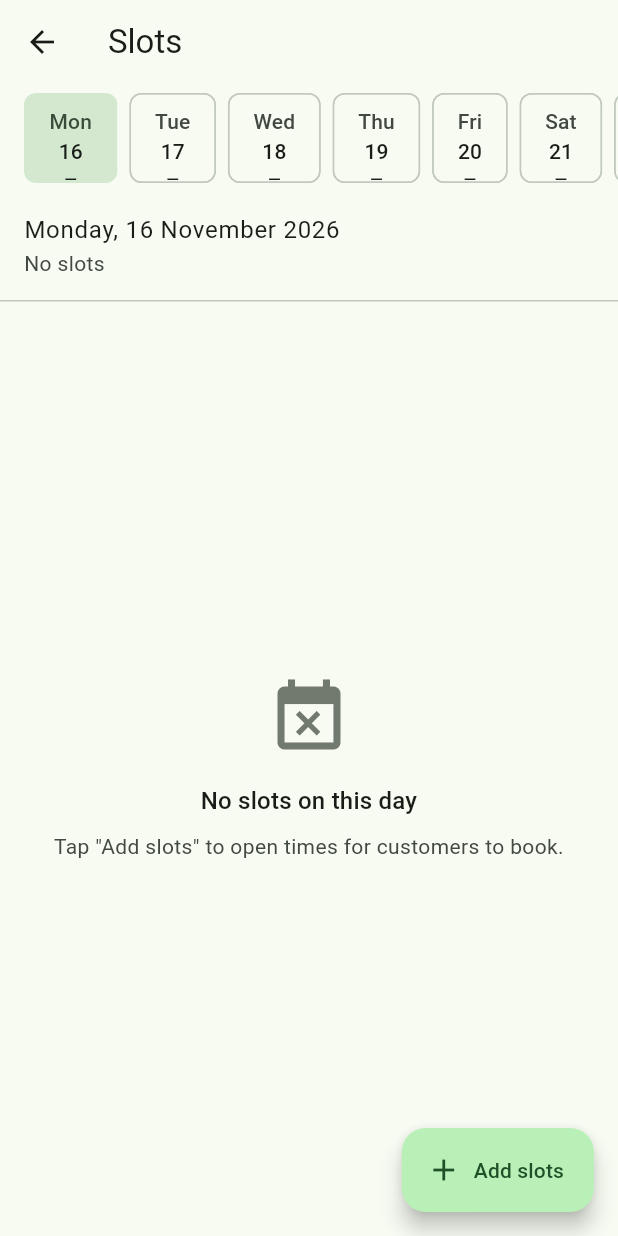
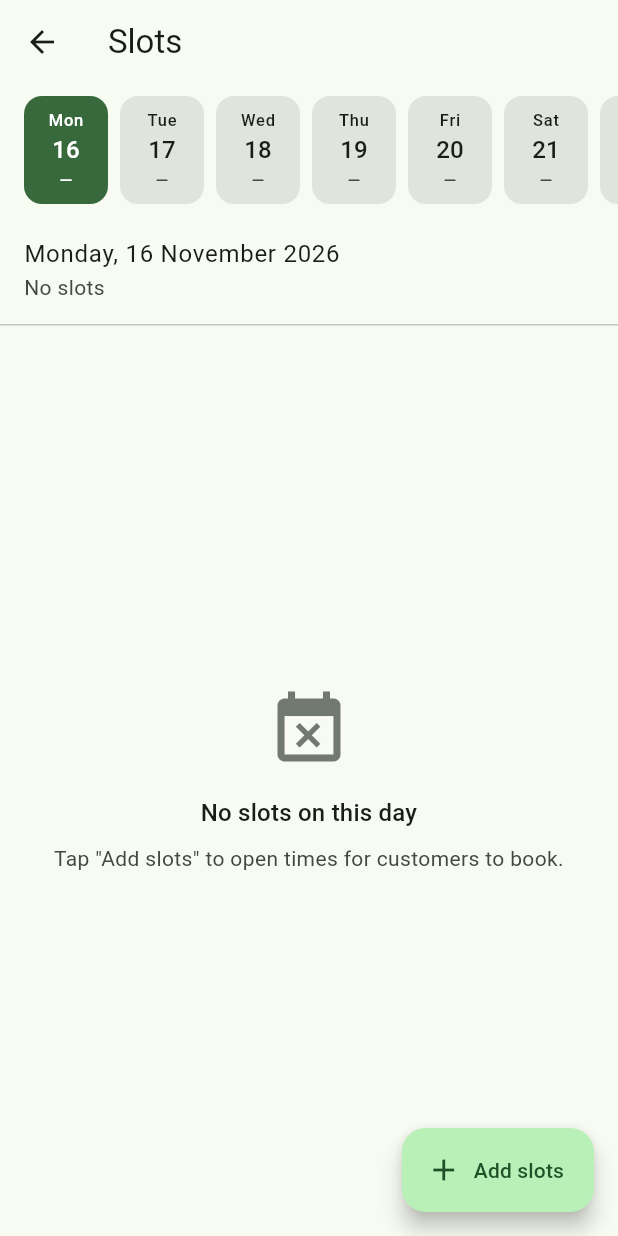
Before and after one commit to suresh-3x/turf-app, a Flutter app: the ManageSlotsScreen screen opened directly with empty values, on a phone screen of 412 x 824 dp. Run offline on Flutter 3.47's test engine with Material 3 defaults, Android fonts, the phone set to English and light mode, and no system bars; our stand-ins replace flutter_riverpod, go_router, shared_preferences, supabase_flutter; accounts and stored records are empty.

Commit message:
Fix layout issues found in screenshots
- Slot manager day strip: dedicated tiles so the slot count under each
  date is no longer clipped
- Add-slots sheet: day-range options and opening/closing times no longer
  wrap on phone-width screens
- Explore category chips keep their icon when selected
- Demo data: the "ready to mark completed" game is within opening hours
  instead of a midnight slot

Co-Authored-By: Claude Opus 5.5 <noreply@anthropic.com>
Claude-Session: https://claude.ai/code/session_01BziscnhmSNCXNvx32aD1ts

```diff
--- a/lib/screens/customer/home_screen.dart
+++ b/lib/screens/customer/home_screen.dart
@@ -95,6 +95,7 @@ class _CustomerHomeScreenState extends ConsumerState<CustomerHomeScreen> {
                     padding: const EdgeInsets.only(right: 8),
                     child: FilterChip(
                       avatar: Icon(iconForCategory(c), size: 18),
+                      showCheckmark: false,
                       label: Text(c),
                       selected: _category == c,
                       onSelected: (sel) => setState(() => _category = sel ? c : null),
--- a/lib/screens/vendor/manage_slots_screen.dart
+++ b/lib/screens/vendor/manage_slots_screen.dart
@@ -106,30 +106,19 @@ class _ManageSlotsScreenState extends ConsumerState<ManageSlotsScreen> {
           return Column(
             children: [
               SizedBox(
-                height: 72,
-                child: ListView.builder(
+                height: 88,
+                child: ListView.separated(
                   scrollDirection: Axis.horizontal,
-                  padding: const EdgeInsets.symmetric(horizontal: 12, vertical: 6),
+                  padding: const EdgeInsets.symmetric(horizontal: 16, vertical: 8),
                   itemCount: days.length,
+                  separatorBuilder: (_, __) => const SizedBox(width: 8),
                   itemBuilder: (context, i) {
                     final d = days[i];
-                    final count = all.where((s) => isSameDay(s.startTime, d)).length;
-                    final selected = isSameDay(d, _day);
-                    return Padding(
-                      padding: const EdgeInsets.symmetric(horizontal: 4),
-                      child: ChoiceChip(
-                        selected: selected,
-                        onSelected: (_) => setState(() => _day = d),
-                        label: Column(
-                          mainAxisSize: MainAxisSize.min,
-                          children: [
-                            Text(formatDay(d).split(',').first),
-                            Text('${d.day}', style: theme.textTheme.titleSmall),
-                            Text(count == 0 ? '—' : '$count', style: theme.textTheme.labelSmall),
-                          ],
-                        ),
-                        showCheckmark: false,
-                      ),
+                    return _VendorDayTile(
+                      day: d,
+                      slotCount: all.where((s) => isSameDay(s.startTime, d)).length,
+                      selected: isSameDay(d, _day),
+                      onTap: () => setState(() => _day = d),
                     );
                   },
                 ),
@@ -289,6 +278,7 @@ class _AddSlotsSheetState extends ConsumerState<_AddSlotsSheet> {
                   ButtonSegment(value: d, label: Text(d == 1 ? '1 day' : '$d days')),
               ],
               selected: {_days},
+              showSelectedIcon: false,
               onSelectionChanged: (s) => setState(() => _days = s.first),
             ),
             if (_days > 1) ...[
@@ -313,17 +303,19 @@ class _AddSlotsSheetState extends ConsumerState<_AddSlotsSheet> {
             Row(
               children: [
                 Expanded(
-                  child: OutlinedButton.icon(
-                    icon: const Icon(Icons.wb_sunny_outlined),
-                    label: Text('Opens ${_open.format(context)}'),
+                  child: _TimeButton(
+                    icon: Icons.wb_sunny_outlined,
+                    caption: 'Opens',
+                    time: _open.format(context),
                     onPressed: () => _pickTime(true),
                   ),
                 ),
                 const SizedBox(width: 12),
                 Expanded(
-                  child: OutlinedButton.icon(
-                    icon: const Icon(Icons.nightlight_outlined),
-                    label: Text('Closes ${_close.format(context)}'),
+                  child: _TimeButton(
+                    icon: Icons.nightlight_outlined,
+                    caption: 'Closes',
+                    time: _close.format(context),
                     onPressed: () => _pickTime(false),
                   ),
                 ),
@@ -376,3 +368,93 @@ class _AddSlotsSheetState extends ConsumerState<_AddSlotsSheet> {
     );
   }
 }
+
+class _VendorDayTile extends StatelessWidget {
+  const _VendorDayTile({
+    required this.day,
+    required this.slotCount,
+    required this.selected,
+    required this.onTap,
+  });
+
+  final DateTime day;
+  final int slotCount;
+  final bool selected;
+  final VoidCallback onTap;
+
+  @override
+  Widget build(BuildContext context) {
+    final scheme = Theme.of(context).colorScheme;
+    final text = Theme.of(context).textTheme;
+    final fg = selected ? scheme.onPrimary : scheme.onSurface;
+    final muted = selected ? scheme.onPrimary : scheme.onSurfaceVariant;
+    return Semantics(
+      selected: selected,
+      button: true,
+      label: '${formatDayLong(day)}, $slotCount slots',
+      excludeSemantics: true,
+      child: Material(
+        color: selected ? scheme.primary : scheme.surfaceContainerHighest,
+        borderRadius: BorderRadius.circular(12),
+        child: InkWell(
+          borderRadius: BorderRadius.circular(12),
+          onTap: onTap,
+          child: SizedBox(
+            width: 56,
+            child: Column(
+              mainAxisAlignment: MainAxisAlignment.center,
+              children: [
+                Text(formatDay(day).split(',').first, style: text.labelSmall?.copyWith(color: fg)),
+                Text('${day.day}', style: text.titleMedium?.copyWith(color: fg)),
+                Text(
+                  slotCount == 0 ? '—' : '$slotCount',
+                  style: text.labelSmall?.copyWith(color: muted),
+                ),
+              ],
+            ),
+          ),
+        ),
+      ),
+    );
+  }
+}
+
+class _TimeButton extends StatelessWidget {
+  const _TimeButton({
+    required this.icon,
+    required this.caption,
+    required this.time,
+    required this.onPressed,
+  });
+
+  final IconData icon;
+  final String caption;
+  final String time;
+  final VoidCallback onPressed;
+
+  @override
+  Widget build(BuildContext context) {
+    final theme = Theme.of(context);
+    return OutlinedButton(
+      onPressed: onPressed,
+      style: OutlinedButton.styleFrom(
+        padding: const EdgeInsets.symmetric(horizontal: 14, vertical: 8),
+        alignment: Alignment.centerLeft,
+      ),
+      child: Row(
+        children: [
+          Icon(icon, size: 20),
+          const SizedBox(width: 10),
+          Column(
+            crossAxisAlignment: CrossAxisAlignment.start,
+            mainAxisSize: MainAxisSize.min,
+            children: [
+              Text(caption, style: theme.textTheme.labelSmall),
+              Text(time, style: theme.textTheme.titleSmall),
+            ],
+          ),
+        ],
+      ),
+    );
+  }
+}
--- a/lib/services/mock/mock_database.dart
+++ b/lib/services/mock/mock_database.dart
@@ -394,7 +394,7 @@ class MockDatabase {
     book(
       'u-customer-2',
       'svc-badminton',
-      pastSlot('svc-badminton', 0, n.hour > 0 ? n.hour - 1 : 0),
+      n.hour >= 8 ? pastSlot('svc-badminton', 0, n.hour - 1) : pastSlot('svc-badminton', 1, 19),
       'confirmed',
       daysAgo: 1,
     );
```
